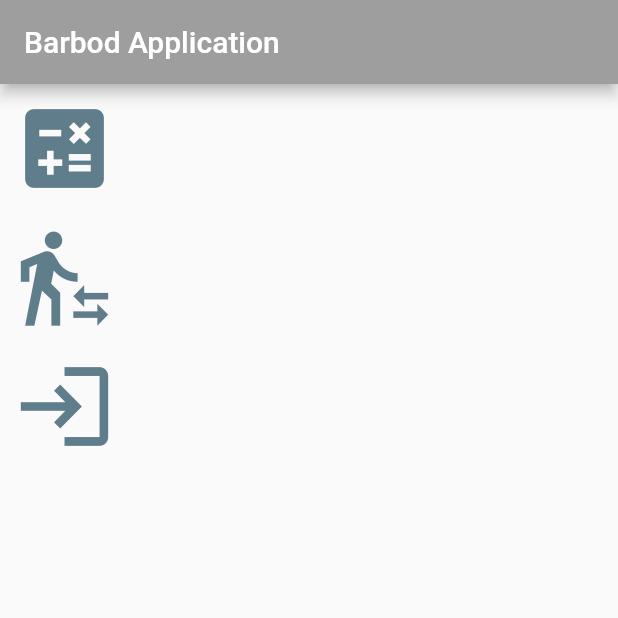
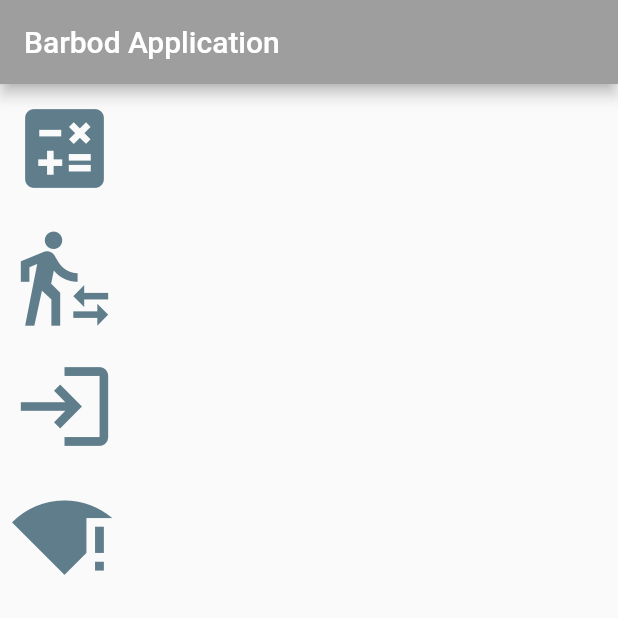
Before and after one commit to yhma1995/Flutter_Course, a Flutter app: the screen it shows after launch, on a phone screen of 412 x 824 dp, the top half of it. Run offline on Flutter 3.47's test engine with Material 2 defaults, Android fonts, the phone set to English and light mode, and no system bars.

```diff
--- a/test_project/lib/auth/login.dart
+++ b/test_project/lib/auth/login.dart
@@ -1,6 +1,7 @@
 import 'package:flutter/material.dart';
 
 class LoginWidget extends StatefulWidget {
+  int a=0;
   LoginWidget({Key? key}) : super(key: key);
 
   @override
@@ -10,6 +11,7 @@ class LoginWidget extends StatefulWidget {
 class _LoginWidgetState extends State<LoginWidget> {
   bool userNameValid = false;
   String username='';
+  //widget.a;
 
   @override
   Widget build(BuildContext context) {
--- a/test_project/lib/home.dart
+++ b/test_project/lib/home.dart
@@ -2,6 +2,7 @@ import 'package:flutter/material.dart';
 import 'package:test_project/auth/login.dart';
 import 'package:test_project/calculator/calculator.dart';
 import 'package:test_project/statefull/test.dart';
+import 'package:test_project/test_http/test_http.dart';
 
 class HomeWidget extends StatelessWidget {
   const HomeWidget({Key? key}) : super(key: key);
@@ -44,6 +45,15 @@ class HomeWidget extends StatelessWidget {
               },
               child: Icon(Icons.login,size: 70,color: Colors.blueGrey,)),
         ),
+        Padding(
+          padding: const EdgeInsets.all(8.0),
+          child: GestureDetector(
+              onTap: (){
+                Navigator.push(context, MaterialPageRoute(builder:(context) => HttpWidget(),));
+              },
+              child: Icon(Icons.signal_wifi_statusbar_connected_no_internet_4
+                ,size: 70,color: Colors.blueGrey,)),
+        ),
       ],),
     );
   }
--- a/test_project/pubspec.yaml
+++ b/test_project/pubspec.yaml
@@ -31,6 +31,7 @@ environment:
 dependencies:
   flutter:
     sdk: flutter
+  http: ^0.13.5
 
 
   # The following adds the Cupertino Icons font to your application.
```
Also changed, not shown: test_project/lib/test_http/test_http.dart (added, +43 -0 lines), test_project/pubspec.lock.
